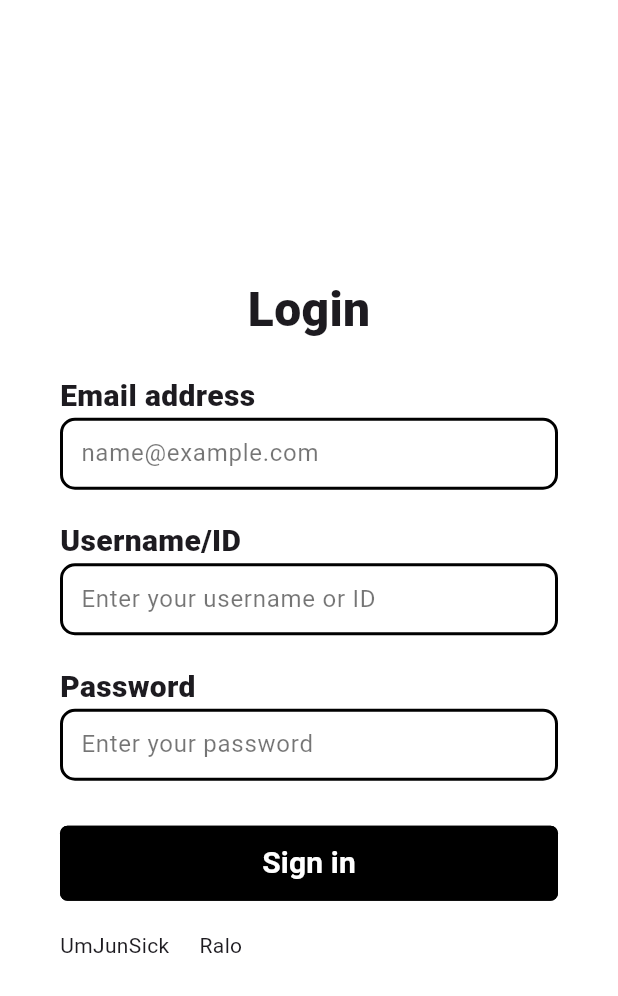
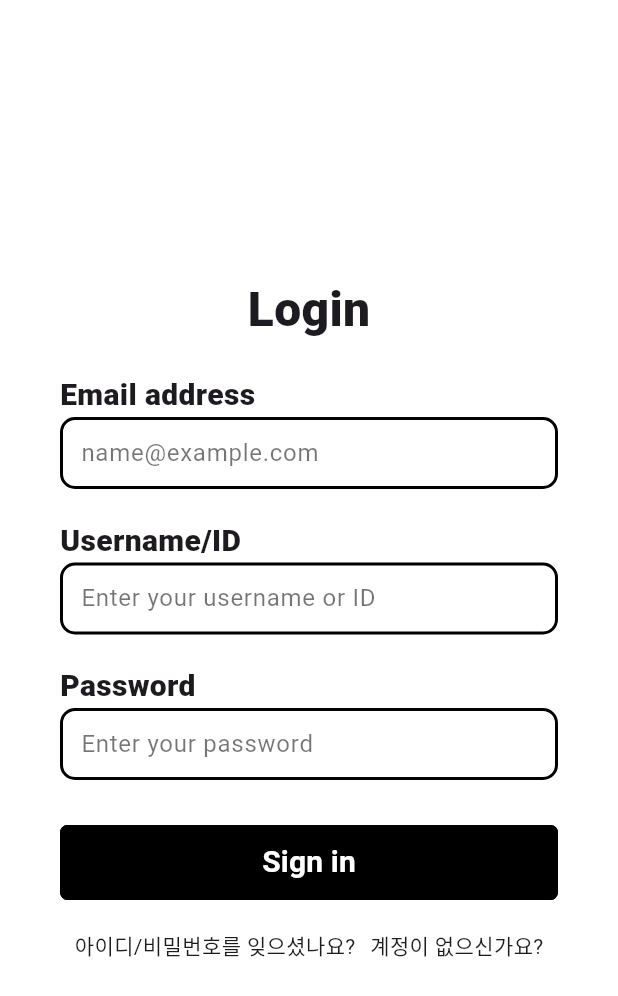
Before and after one commit to bluemoon983/ideafestival_ios, a Flutter app: the screen it shows after launch, in the side drawer, after a tap on "로그아웃", on a phone screen of 412 x 824 dp. Shown: the top 996 px of the screen. Run offline on Flutter 3.47's test engine with Material 3 defaults, Android fonts, the phone set to English and light mode, and no system bars.

Commit message:
로그인창 완성

```diff
--- a/lib/screens/login_screens.dart
+++ b/lib/screens/login_screens.dart
@@ -152,14 +152,12 @@ class LoginScreens extends StatelessWidget {
               ),
               const SizedBox(height: 20),
               const Row(
+                mainAxisAlignment: MainAxisAlignment.spaceEvenly,
                 children: [
-                  Text("UmJunSick"),
-                  SizedBox(
-                    width: 20,
-                  ),
-                  Text("Ralo"),
+                  Text("아이디/비밀번호를 잊으셨나요?"),
+                  Text("계정이 없으신가요?"),
                 ],
-              )
+              ),
             ],
           ),
         ),
```
